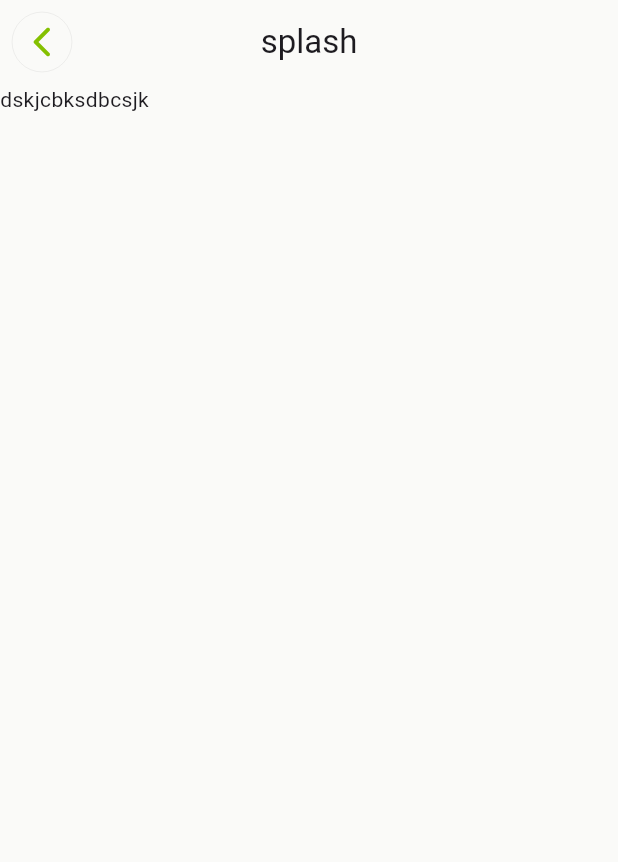
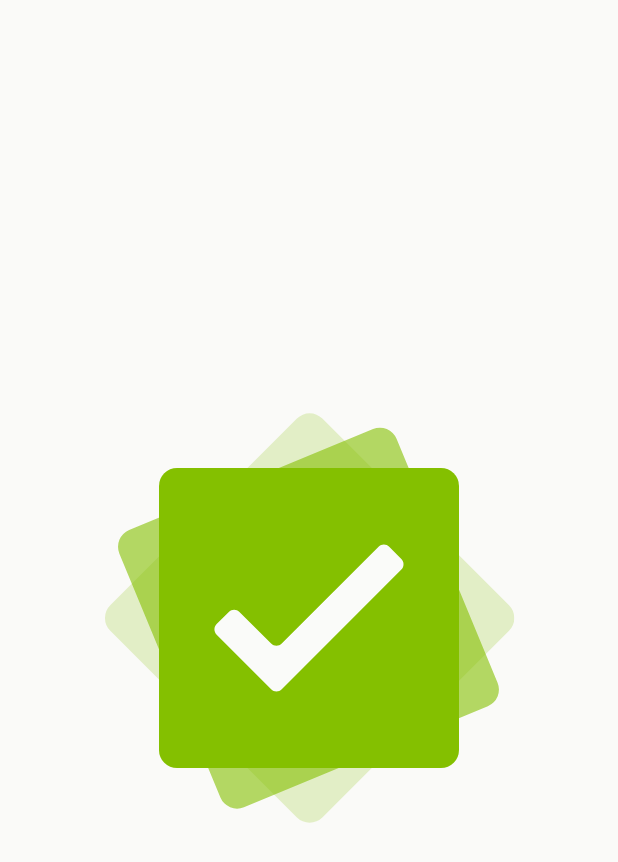
Before and after one commit to sadidahammedtonoy/sparktech, a Flutter app: the splash screen opened by its route, on a phone screen of 412 x 824 dp. Shown: the top 862 px of the screen. Run offline on Flutter 3.47's test engine with Material 3 defaults, Android fonts, the phone set to English and light mode, and no system bars; our stand-ins replace flutter_onboarding_slider, flutter_screenutil, flutter_svg, get.

Commit message:
17-09-25

```diff
--- a/lib/App/routes.dart
+++ b/lib/App/routes.dart
@@ -1,16 +1,19 @@
 import 'package:get/get.dart';
 import 'package:sparktech/Presentation/UI/feature/splash/View/splash.dart';
 
+import '../Presentation/UI/feature/auth/login/View/login.dart';
 import '../Presentation/UI/feature/onBording/View/onbording.dart';
 
 class routes {
   static const String Splash = '/splash';
   static const String onBording_screen = '/onBording';
+  static const String login_page_screen = '/login_page';
 
 
   static final pages = [
     GetPage(name: Splash, page: () =>  splash()),
     GetPage(name: onBording_screen, page: () =>  onBording()),
+    GetPage(name: login_page_screen, page: () =>  login_page()),
 
   ];
 
--- a/lib/App/theme.dart
+++ b/lib/App/theme.dart
@@ -7,7 +7,6 @@ class CustomThemeApp {
         scaffoldBackgroundColor: appcolors.appBackground,
         appBarTheme: AppBarTheme(backgroundColor: appcolors.appBackground,
         scrolledUnderElevation: 0,
-
         ),
         inputDecorationTheme: InputDecorationTheme(
           filled: true,
--- /dev/null
+++ b/lib/Presentation/UI/feature/onBording/Controller/controller.dart
@@ -0,0 +1,6 @@
+import 'package:get/get.dart';
+import 'package:sparktech/App/routes.dart';
+
+class onbording_controller extends GetxController{
+  void finised() => Get.offNamed(routes.login_page_screen);
+}
--- a/lib/Presentation/UI/feature/splash/View/splash.dart
+++ b/lib/Presentation/UI/feature/splash/View/splash.dart
@@ -15,17 +15,8 @@ class splash extends StatelessWidget {
   @override
   Widget build(BuildContext context) {
     return Scaffold(
-      appBar: AppBar(
-        leading: back_button(),
-        title: Text("splash"),
-        centerTitle: true,
-      ),
-      body: Column(
-        children: [
-          Expanded(
-            child: Text("dskjcbksdbcsjk"),
-          ),
-        ],
+      body: Center(
+        child: SvgPicture.asset(assets.splash),
       ),
     );
   }
--- a/pubspec.yaml
+++ b/pubspec.yaml
@@ -51,6 +51,8 @@ dev_dependencies:
   flutter_svg: ^2.2.1
   pinput: ^5.0.2
   flutter_onboarding_slider: ^1.0.11
+  flutter_screenutil: ^5.9.3
+
 
 # For information on the generic Dart part of this file, see the
 # following page: https://dart.dev/tools/pub/pubspec
```
Also changed, not shown: lib/App/app.dart (+11 -5 lines), lib/Presentation/UI/feature/auth/login/Controller/controller.dart (+11 -0 lines), lib/Presentation/UI/feature/auth/login/View/login.dart (+68 -0 lines), lib/Presentation/UI/feature/onBording/View/onbording.dart (+6 -3 lines), pubspec.lock.
